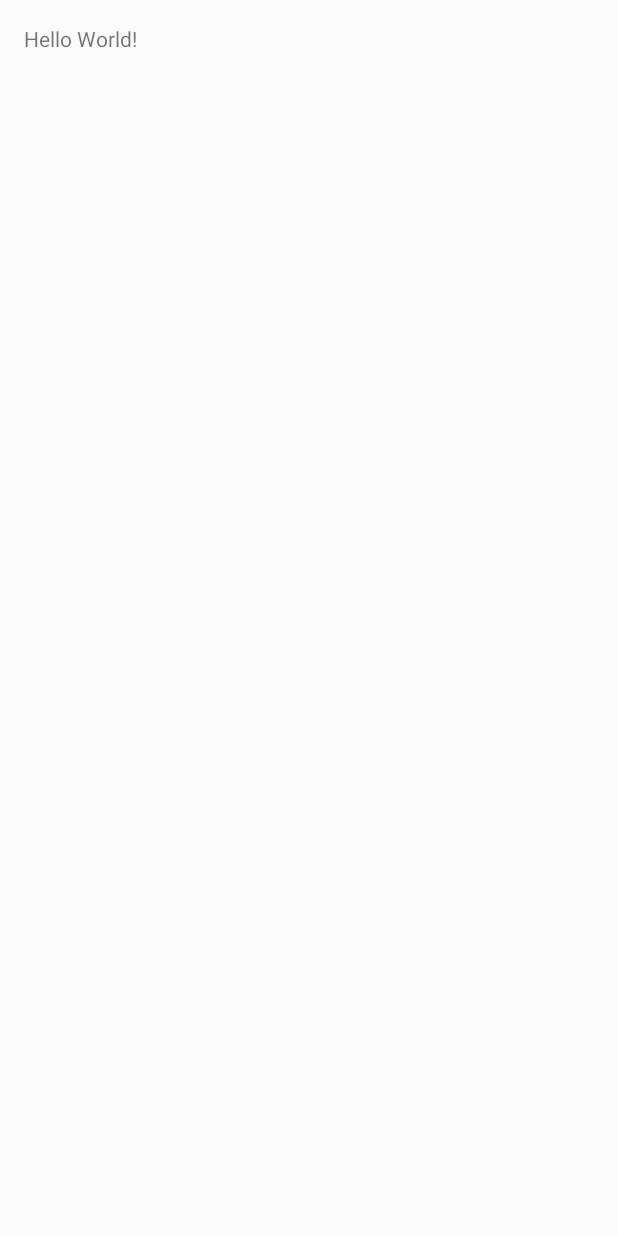
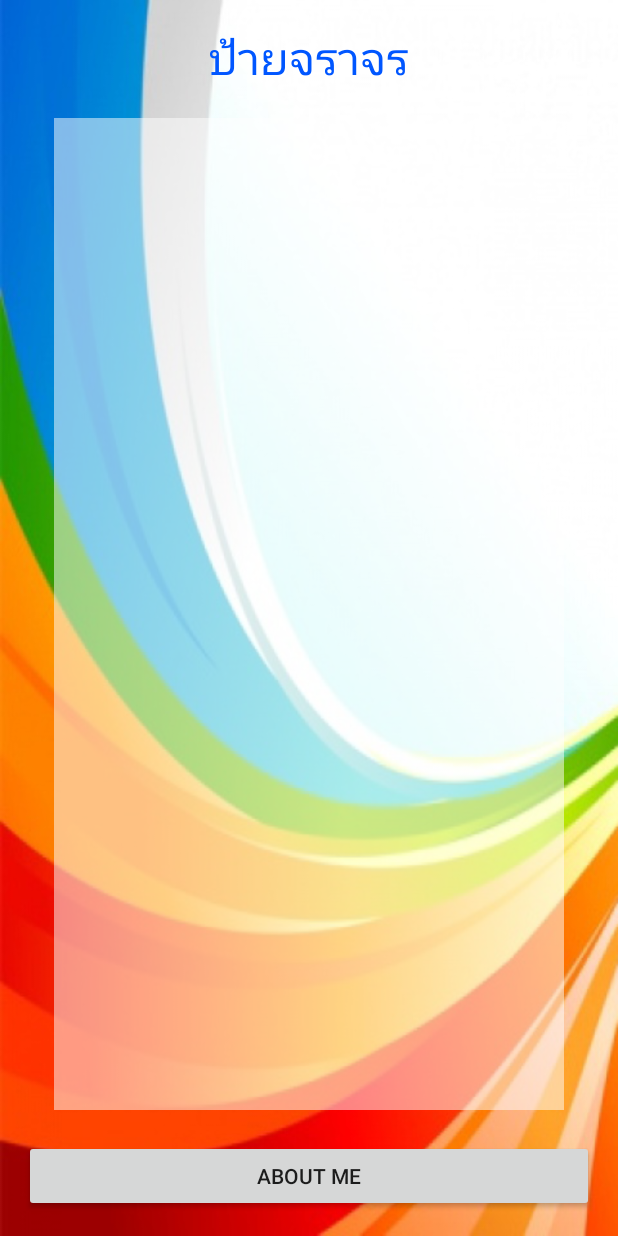
Before and after one commit to 5810121047-Porntip/Learn-Traffic, an Android app: the screen it shows after launch (MainActivity), on a phone screen of 412 x 824 dp. Before the commit the screen is almost empty. Run offline under Robolectric (Android 15) with nearby library versions, the phone set to English and light mode, and no system bars.

Commit message:
Design UI Main แล้ว

```diff
--- a/app/src/main/res/layout/activity_main.xml
+++ b/app/src/main/res/layout/activity_main.xml
@@ -7,10 +7,35 @@
     android:paddingLeft="@dimen/activity_horizontal_margin"
     android:paddingRight="@dimen/activity_horizontal_margin"
     android:paddingTop="@dimen/activity_vertical_margin"
-    tools:context="pnu.app.porntip.lerntraffic.MainActivity">
+    tools:context="pnu.app.porntip.lerntraffic.MainActivity"
+    android:background="@drawable/bg2">
 
     <TextView
         android:layout_width="wrap_content"
         android:layout_height="wrap_content"
-        android:text="Hello World!" />
+        android:text="@string/head"
+        android:id="@+id/textView"
+        android:layout_centerHorizontal="true"
+        android:textSize="@dimen/h1"
+        android:textColor="@color/text" />
+
+    <Button
+        android:layout_width="match_parent"
+        android:layout_height="wrap_content"
+        android:text="ABOUT ME"
+        android:id="@+id/button"
+        android:layout_alignParentBottom="true"
+        android:layout_alignParentTop="false"
+        android:layout_alignParentLeft="false"
+        android:layout_alignParentRight="false"
+        android:layout_alignWithParentIfMissing="false" />
+
+    <ListView
+        android:layout_width="wrap_content"
+        android:layout_height="wrap_content"
+        android:id="@+id/listView"
+        android:layout_below="@+id/textView"
+        android:layout_above="@+id/button"
+        android:layout_margin="20dp"
+        android:background="#82ffffff" />
 </RelativeLayout>
--- a/app/src/main/res/values/colors.xml
+++ b/app/src/main/res/values/colors.xml
@@ -3,4 +3,7 @@
     <color name="colorPrimary">#3F51B5</color>
     <color name="colorPrimaryDark">#303F9F</color>
     <color name="colorAccent">#FF4081</color>
+
+
+    <color name="text">#0056FF</color>
 </resources>
--- a/app/src/main/res/values/dimens.xml
+++ b/app/src/main/res/values/dimens.xml
@@ -2,4 +2,10 @@
     <!-- Default screen margins, per the Android Design guidelines. -->
     <dimen name="activity_horizontal_margin">16dp</dimen>
     <dimen name="activity_vertical_margin">16dp</dimen>
+
+
+    <dimen name="h1">30sp</dimen>
+    <dimen name="h2">20sp</dimen>
+
+
 </resources>
--- a/app/src/main/res/values/strings.xml
+++ b/app/src/main/res/values/strings.xml
@@ -1,3 +1,7 @@
 <resources>
     <string name="app_name">LernTraffic</string>
+
+
+
+    <string name="head">ป้ายจราจร</string>
 </resources>
```
Also changed, not shown: app/src/main/res/drawable/bg2.png (added).
